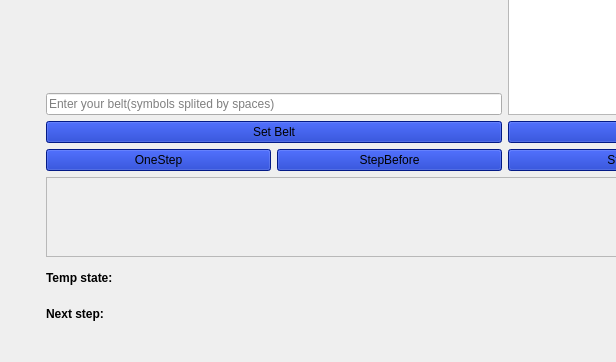
Qt form Turing/mainwindow.ui (igor-dyrov/TuringDebugger) before a commit; both pictures show x 0 to 616 and y 204 to 566 of the 1009 by 566 pixel window.
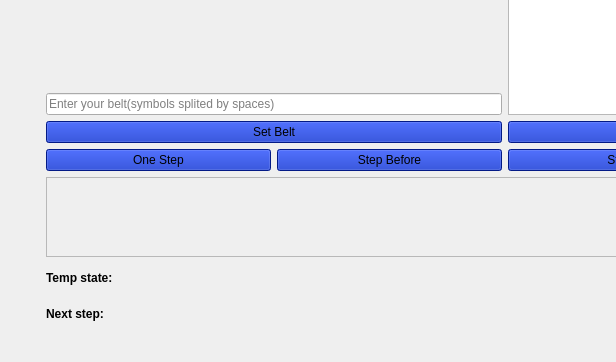
The same form after that commit. Icons and pictures are not drawn.

Commit message: wnd title

The edit to the form file:
```diff
--- a/Turing/mainwindow.ui
+++ b/Turing/mainwindow.ui
@@ -54,7 +54,7 @@
        <string notr="true">background-color: rgb(4, 37, 187);</string>
       </property>
       <property name="text">
-       <string>StepBefore</string>
+       <string>Step Before</string>
       </property>
      </widget>
     </item>
@@ -162,7 +162,7 @@
        <string notr="true">background-color: rgb(4, 37, 187);</string>
       </property>
       <property name="text">
-       <string>OneStep</string>
+       <string>One Step</string>
       </property>
      </widget>
     </item>
```
Left out of the diff: 2 changed lines with no effect on the pictures.
